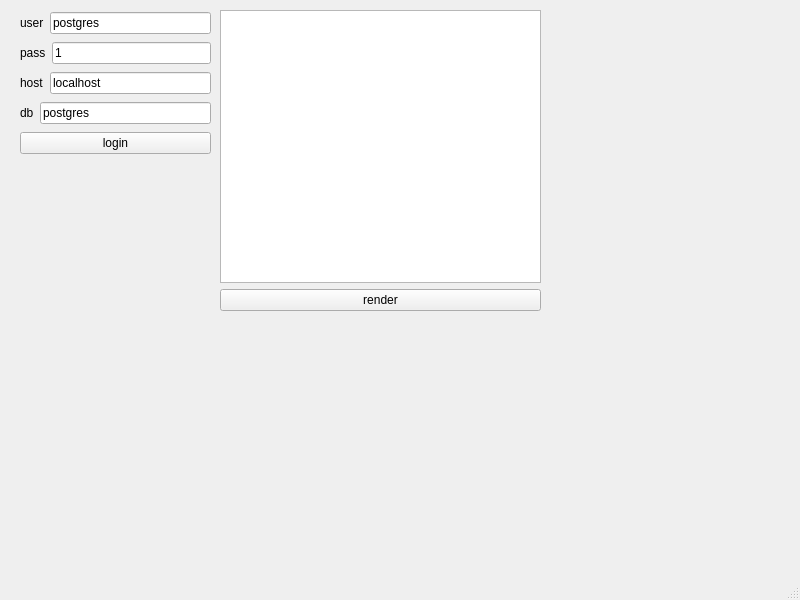
First picture: the form in mainWindow.ui, repository missglory/fmss, before the edit.
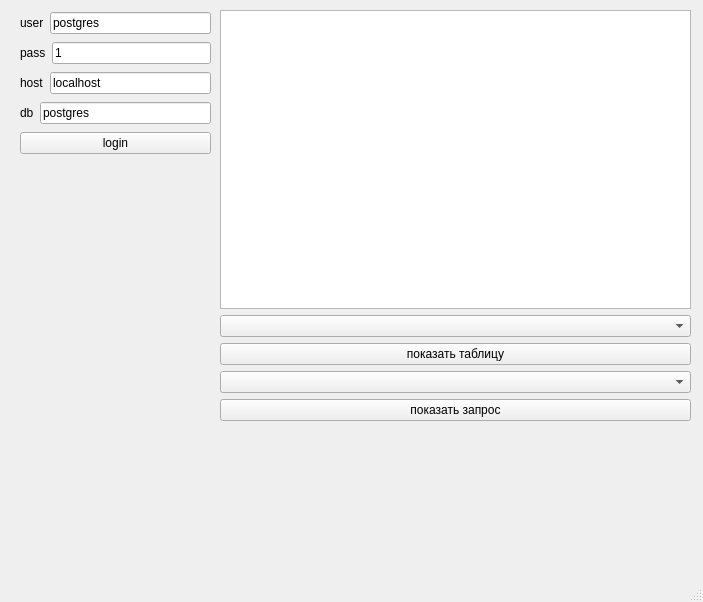
Second picture: the form after the edit.

Diff of the .ui file:
```diff
--- a/mainWindow.ui
+++ b/mainWindow.ui
@@ -6,8 +6,8 @@
    <rect>
     <x>0</x>
     <y>0</y>
-    <width>800</width>
-    <height>600</height>
+    <width>703</width>
+    <height>602</height>
    </rect>
   </property>
   <property name="windowTitle">
@@ -110,18 +110,35 @@
      <rect>
       <x>220</x>
       <y>10</y>
-      <width>321</width>
-      <height>301</height>
+      <width>471</width>
+      <height>411</height>
      </rect>
     </property>
     <layout class="QVBoxLayout" name="verticalLayout_2">
      <item>
       <widget class="QTableWidget" name="tableWidget"/>
      </item>
+     <item>
+      <layout class="QHBoxLayout" name="horizontalLayout_5">
+       <item>
+        <widget class="QComboBox" name="comboBox_tables"/>
+       </item>
+      </layout>
+     </item>
+     <item>
+      <widget class="QPushButton" name="button_tables">
+       <property name="text">
+        <string>показать таблицу</string>
+       </property>
+      </widget>
+     </item>
+     <item>
+      <widget class="QComboBox" name="comboBox"/>
+     </item>
      <item>
       <widget class="QPushButton" name="render_button">
        <property name="text">
-        <string>render</string>
+        <string>показать запрос</string>
        </property>
       </widget>
      </item>
```
Left out of the diff: 6 changed lines with no effect on the pictures.
